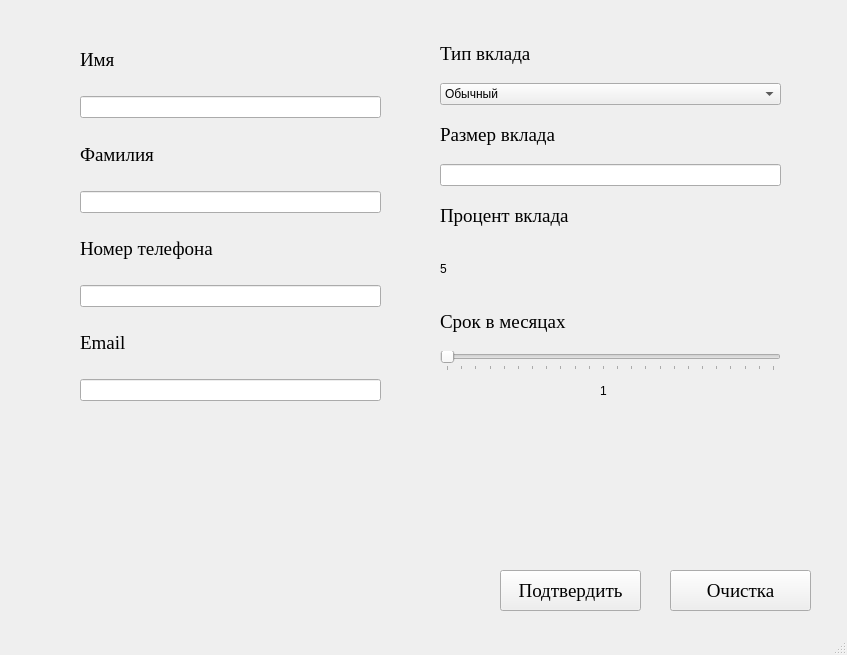
This is Ui/Добавление вклада.ui in notprogamer3/PractiseProject as Qt 5 draws it before an edit. The edited form follows.
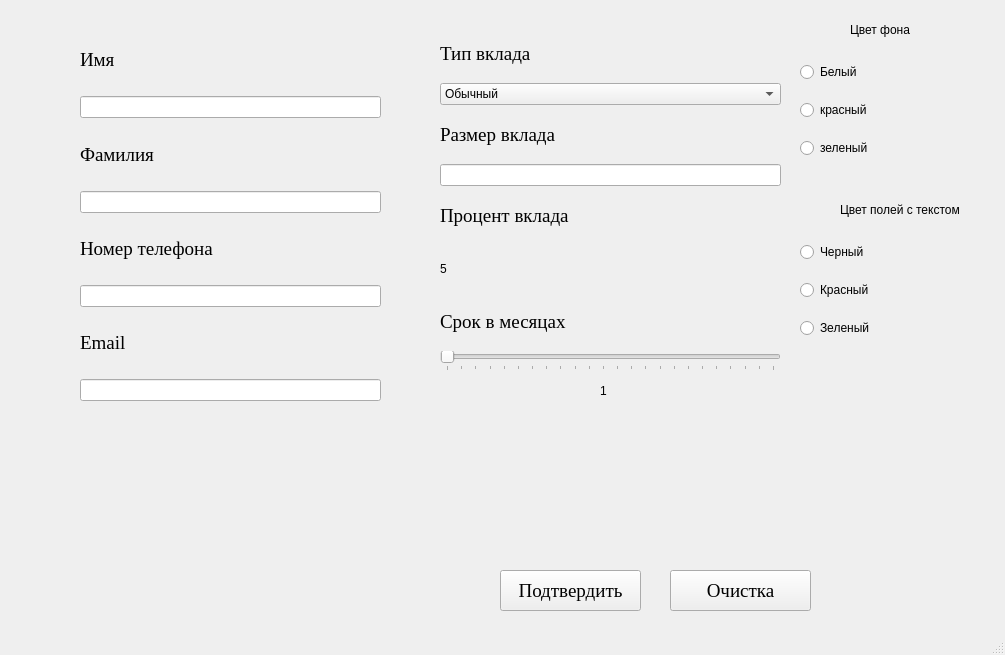
This is the edited form.

Commit message: +some buttons for lab

What changed in the file:
```diff
--- a/Ui/Добавление вклада.ui
+++ b/Ui/Добавление вклада.ui
@@ -6,7 +6,7 @@
    <rect>
     <x>0</x>
     <y>0</y>
-    <width>847</width>
+    <width>1005</width>
     <height>655</height>
    </rect>
   </property>
@@ -304,6 +304,98 @@
      <bool>false</bool>
     </property>
    </widget>
+   <widget class="QWidget" name="verticalLayoutWidget_3">
+    <property name="geometry">
+     <rect>
+      <x>800</x>
+      <y>50</y>
+      <width>187</width>
+      <height>121</height>
+     </rect>
+    </property>
+    <layout class="QVBoxLayout" name="verticalLayout_3">
+     <item>
+      <widget class="QRadioButton" name="BackgroundWhite">
+       <property name="text">
+        <string>Белый</string>
+       </property>
+      </widget>
+     </item>
+     <item>
+      <widget class="QRadioButton" name="BackgroundRed">
+       <property name="text">
+        <string>красный</string>
+       </property>
+      </widget>
+     </item>
+     <item>
+      <widget class="QRadioButton" name="BackgroundGreen">
+       <property name="text">
+        <string>зеленый</string>
+       </property>
+      </widget>
+     </item>
+    </layout>
+   </widget>
+   <widget class="QLabel" name="label_6">
+    <property name="geometry">
+     <rect>
+      <x>850</x>
+      <y>20</y>
+      <width>71</width>
+      <height>20</height>
+     </rect>
+    </property>
+    <property name="text">
+     <string>Цвет фона</string>
+    </property>
+   </widget>
+   <widget class="QWidget" name="verticalLayoutWidget_4">
+    <property name="geometry">
+     <rect>
+      <x>800</x>
+      <y>230</y>
+      <width>187</width>
+      <height>121</height>
+     </rect>
+    </property>
+    <layout class="QVBoxLayout" name="verticalLayout_4">
+     <item>
+      <widget class="QRadioButton" name="LabelBlack">
+       <property name="text">
+        <string>Черный</string>
+       </property>
+      </widget>
+     </item>
+     <item>
+      <widget class="QRadioButton" name="LabelRed">
+       <property name="text">
+        <string>Красный</string>
+       </property>
+      </widget>
+     </item>
+     <item>
+      <widget class="QRadioButton" name="LabelGreen">
+       <property name="text">
+        <string>Зеленый</string>
+       </property>
+      </widget>
+     </item>
+    </layout>
+   </widget>
+   <widget class="QLabel" name="label_10">
+    <property name="geometry">
+     <rect>
+      <x>840</x>
+      <y>200</y>
+      <width>141</width>
+      <height>20</height>
+     </rect>
+    </property>
+    <property name="text">
+     <string>Цвет полей с текстом</string>
+    </property>
+   </widget>
   </widget>
   <widget class="QStatusBar" name="statusbar"/>
  </widget>
```
The commit also changes 6 other files.
